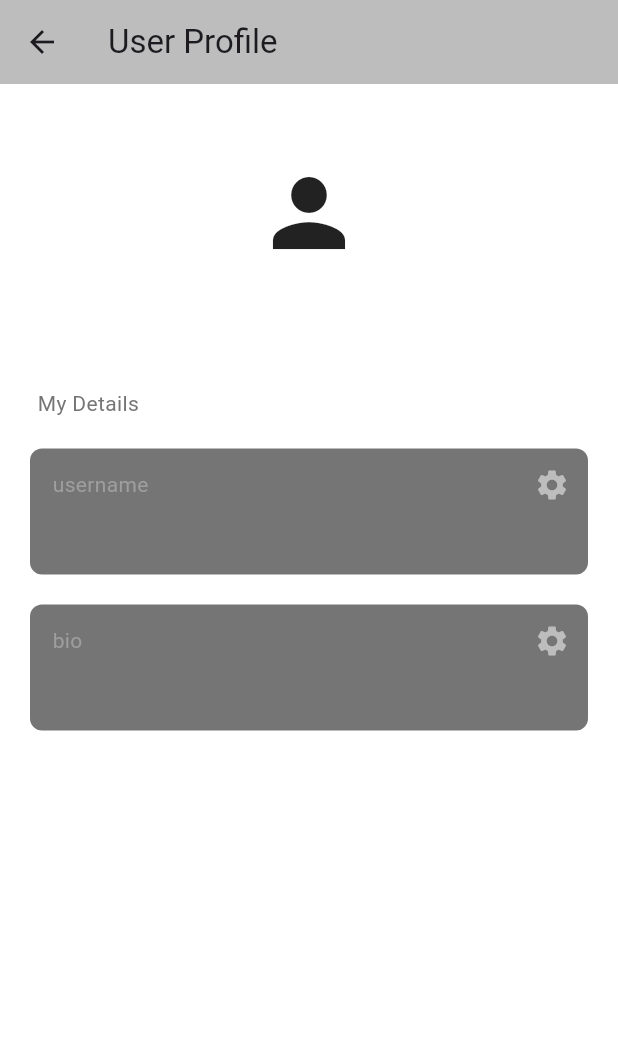
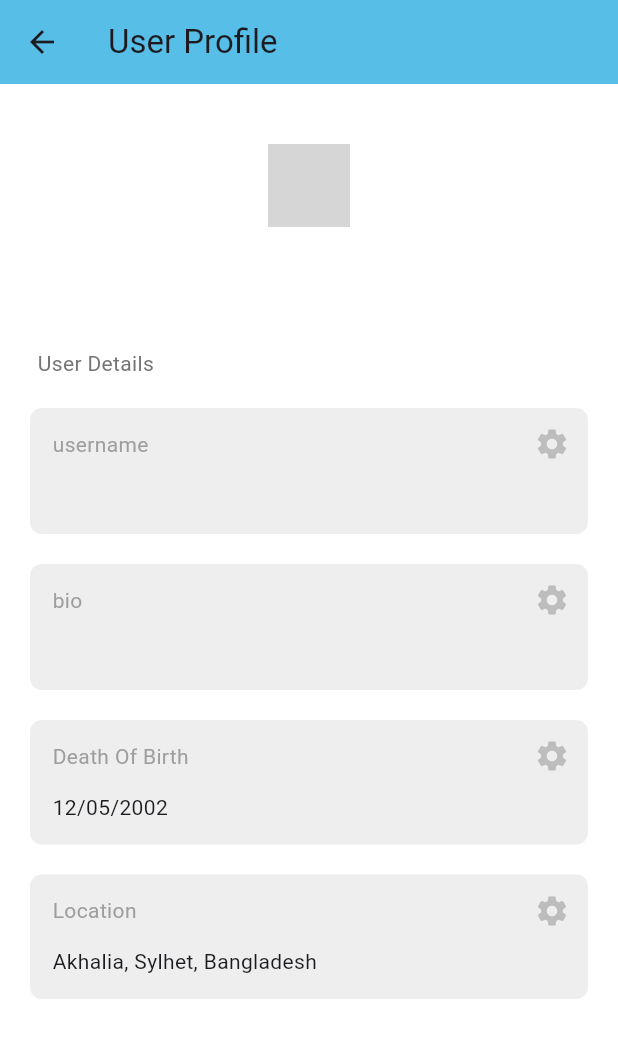
Before and after one commit to AmitHJoy55/eBUY_250, a Flutter app: the screen it shows once a user with an empty profile is signed in, in the side drawer, after a tap on "Buy/Sell your Experience", on a phone screen of 412 x 824 dp. Shown: the top 1038 px of the screen. Run offline on Flutter 3.47's test engine with Material 3 defaults, Android fonts, the phone set to English and light mode, and no system bars; our stand-ins replace cloud_firestore, file_picker, firebase_auth, firebase_core, google_fonts; accounts and stored records are empty; network calls fail; grey boxes are pictures that could not be loaded.

Commit message:
User Profile updated

```diff
--- a/lib/Pages/user_profile.dart
+++ b/lib/Pages/user_profile.dart
@@ -54,7 +54,7 @@ class _ProfilePageState extends State<ProfilePage>{
         ),
     );
     //Update in firestore
-    if(newValue.trim().isNotEmpty ){
+    if(newValue.trim().length > 0 ){
       //only update if there is something in the text field
       await usersCollection.doc(currentUser.email).update({field: newValue}) ;
     }
@@ -66,8 +66,9 @@ class _ProfilePageState extends State<ProfilePage>{
     return Scaffold(
       backgroundColor: Colors.white,
       appBar: AppBar(title: Text("User Profile"),
-        backgroundColor: Colors.grey[400],
+        backgroundColor:Color(0xfff57BEE7),
       ),
+
       body: StreamBuilder<DocumentSnapshot>(
         stream: FirebaseFirestore.instance.collection("Users").doc(currentUser.email).snapshots(),
         builder: (context, snapshot) {
@@ -76,11 +77,28 @@ class _ProfilePageState extends State<ProfilePage>{
             final userData = snapshot.data!.data() as Map<String ,dynamic>;
             return ListView(
               children: [
-                const SizedBox(height: 50),
+                const SizedBox(height: 40),
+
                 //Profile Picture
-                Icon(
-                  Icons.person,
-                  size: 72,
+                Center(
+                  child: Row(
+                  mainAxisAlignment: MainAxisAlignment.center, // Center the Row horizontally
+                    children: [
+                      Padding(
+                          padding: const EdgeInsets.symmetric(horizontal: 25.0),
+                                child: ClipOval(
+                                      child: Container(
+                                            width: 55,
+                                            height: 55,
+                                              child: Image.network(
+                                              'https://img.freepik.com/free-photo/handsome-corporate-man-real-estate-agent-assistant-smiling-hold-hands-together-how-may-i-help-you-smiling-friendly-polite-assist-customer-white-background_176420-45257.jpg?w=996&t=st=1705735955~exp=1705736555~hmac=8b6d7cf85c43fd116810e69314d8ce0b51d61574c6a967676b88b87b41396b11',
+                                              fit: BoxFit.cover,
+                                              ),
+                                      ),
+                                ),
+                          ),
+                    ],
+                  ),
                 ),
 
                 const SizedBox(height: 10),
@@ -95,7 +113,7 @@ class _ProfilePageState extends State<ProfilePage>{
                 Padding(
                   padding: const EdgeInsets.only(left: 25.0),
                   child:Text(
-                    'My Details',
+                    'User Details',
                     style: TextStyle(color: Colors.grey[600]),
                   ) ,
                 ),
@@ -104,13 +122,25 @@ class _ProfilePageState extends State<ProfilePage>{
                 MyTextBox(
                   text: userData['userName'],
                   sectionName: 'username',
-                  onPressed: () => editField('username'),
+                  onPressed: () => editField('userName'),
                 ),
                 //Bio
                 MyTextBox(
                   text: userData['bio'],
                   sectionName: 'bio',
                   onPressed: () => editField('bio'),
+                ),
+                //Date of Birth
+                MyTextBox(
+                  text: '12/05/2002',
+                  sectionName: 'Death Of Birth',
+                  onPressed: () => editField('Death Of Birth'),
+                ),
+                //Location
+                MyTextBox(
+                  text: 'Akhalia, Sylhet, Bangladesh',
+                  sectionName: 'Location',
+                  onPressed: () => editField('Location'),
                 ),
               ],
             );
--- a/lib/components/text_box.dart
+++ b/lib/components/text_box.dart
@@ -14,7 +14,7 @@ class MyTextBox extends StatelessWidget{
   Widget build(BuildContext context){
     return Container(
       decoration: BoxDecoration(
-          color: Colors.grey[600],
+          color: Colors.grey[200],
           borderRadius: BorderRadius.circular(8),
       ),
       padding : EdgeInsets.only(left: 15,bottom: 15),
--- a/lib/widgets/HomePage/Bids.dart
+++ b/lib/widgets/HomePage/Bids.dart
@@ -31,7 +31,7 @@ class _OthersBid extends State<OthersBid>{
                   padding: EdgeInsets.all(20),
                   child : ClipOval(
                     child: Image.network(
-                      'https://images.pexels.com/photos/220453/pexels-photo-220453.jpeg?auto=compress&cs=tinysrgb&w=1600',
+                      'https://img.freepik.com/free-photo/handsome-corporate-man-real-estate-agent-assistant-smiling-hold-hands-together-how-may-i-help-you-smiling-friendly-polite-assist-customer-white-background_176420-45257.jpg?w=996&t=st=1705735955~exp=1705736555~hmac=8b6d7cf85c43fd116810e69314d8ce0b51d61574c6a967676b88b87b41396b11',
                       width: 50,
                       height: 50,
                       fit: BoxFit.cover,
--- a/lib/widgets/HomePage/NavBar.dart
+++ b/lib/widgets/HomePage/NavBar.dart
@@ -1,3 +1,4 @@
+import 'package:cloud_firestore/cloud_firestore.dart';
 import 'package:ebuy_250/Pages/user_profile.dart';
 import 'package:firebase_auth/firebase_auth.dart';
 import 'package:flutter/material.dart';
@@ -5,7 +6,11 @@ import 'package:flutter/cupertino.dart';
 
 class NavBar extends StatelessWidget{
 
-  const NavBar({super.key});
+    NavBar({super.key});
+   final currentUser = FirebaseAuth.instance.currentUser!;
+   //All users
+   final usersCollection = FirebaseFirestore.instance.collection("Users");
+
 
   void signOut(){
     FirebaseAuth.instance.signOut();
@@ -18,14 +23,13 @@ class NavBar extends StatelessWidget{
         padding: EdgeInsets.zero,
         children: [
           UserAccountsDrawerHeader(
-              accountName: Text(
-                  'Amit Hassan Joy',
+              accountName: Text( 'Amit Hassan Joy',
                 style: TextStyle(
                   fontWeight: FontWeight.bold,
                 ),
               ),
               accountEmail: Text(
-                  'test@gmail.com',
+                currentUser.email!,
                 style: TextStyle(
                   fontWeight: FontWeight.bold,
                 ),
@@ -33,7 +37,7 @@ class NavBar extends StatelessWidget{
             currentAccountPicture: CircleAvatar(
               child: ClipOval(
                 child: Image.network(
-                  'https://images.pexels.com/photos/220453/pexels-photo-220453.jpeg?auto=compress&cs=tinysrgb&w=1600',
+                  'https://img.freepik.com/free-photo/handsome-corporate-man-real-estate-agent-assistant-smiling-hold-hands-together-how-may-i-help-you-smiling-friendly-polite-assist-customer-white-background_176420-45257.jpg?w=996&t=st=1705735955~exp=1705736555~hmac=8b6d7cf85c43fd116810e69314d8ce0b51d61574c6a967676b88b87b41396b11',
                   width: 90,
                   height: 90,
                   fit: BoxFit.cover,
--- a/lib/widgets/HomePage/PostLinkWidget.dart
+++ b/lib/widgets/HomePage/PostLinkWidget.dart
@@ -31,7 +31,7 @@ class _PostLinkWiget extends State<PostLinkWiget>{
                     padding: EdgeInsets.all(16),
                     child : ClipOval(
                       child: Image.network(
-                        'https://images.pexels.com/photos/220453/pexels-photo-220453.jpeg?auto=compress&cs=tinysrgb&w=1600',
+                        'https://img.freepik.com/free-photo/handsome-corporate-man-real-estate-agent-assistant-smiling-hold-hands-together-how-may-i-help-you-smiling-friendly-polite-assist-customer-white-background_176420-45257.jpg?w=996&t=st=1705735955~exp=1705736555~hmac=8b6d7cf85c43fd116810e69314d8ce0b51d61574c6a967676b88b87b41396b11',
                         width: 55,
                         height: 55,
                         fit: BoxFit.cover,
@@ -75,12 +75,7 @@ class _PostLinkWiget extends State<PostLinkWiget>{
         ),
       ),
       onTap: (){
-        showModalBottomSheet(
-            context: context,
-            builder: (BuildContext){
-              return PostWiget();
-            },
-        );
+        Navigator.push(context, MaterialPageRoute(builder: (context) =>  PostWiget()) );
       },
     );
   }
--- a/lib/widgets/HomePage/StatusWidget.dart
+++ b/lib/widgets/HomePage/StatusWidget.dart
@@ -33,7 +33,7 @@ class _StatusWiget extends State<StatusWiget>{
                   padding: EdgeInsets.all(16),
                   child : ClipOval(
                     child: Image.network(
-                      'https://images.pexels.com/photos/220453/pexels-photo-220453.jpeg?auto=compress&cs=tinysrgb&w=1600',
+                      'https://img.freepik.com/free-photo/handsome-corporate-man-real-estate-agent-assistant-smiling-hold-hands-together-how-may-i-help-you-smiling-friendly-polite-assist-customer-white-background_176420-45257.jpg?w=996&t=st=1705735955~exp=1705736555~hmac=8b6d7cf85c43fd116810e69314d8ce0b51d61574c6a967676b88b87b41396b11',
                       width: 55,
                       height: 55,
                       fit: BoxFit.cover,
```
Also changed, not shown: lib/widgets/HomePage/PostWidget.dart (+9 -2 lines).
